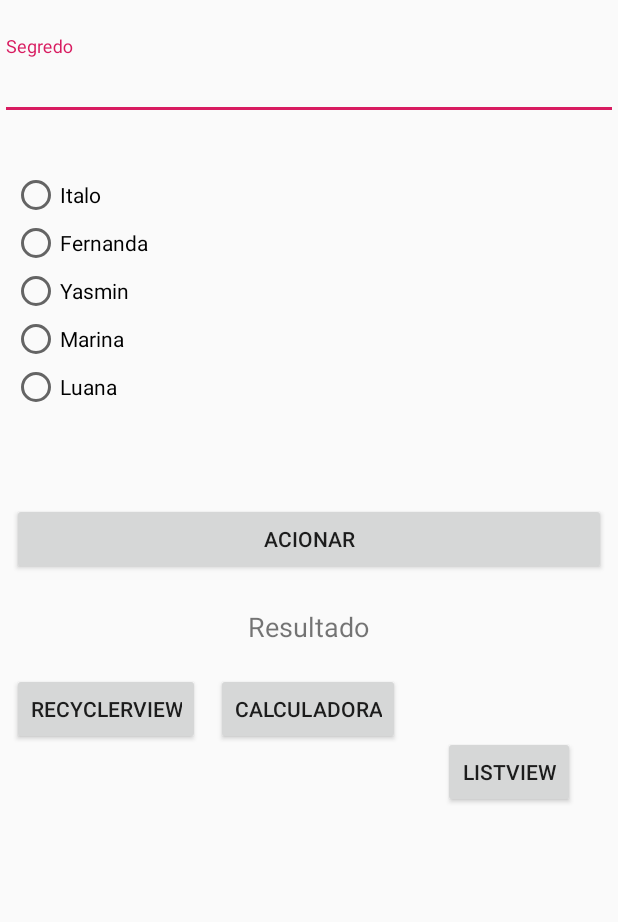
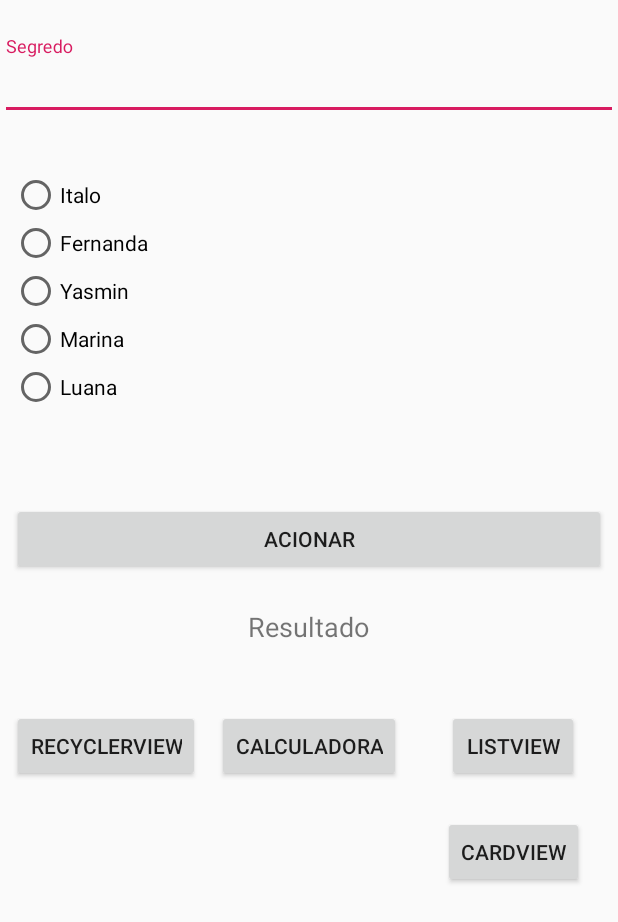
Before and after one commit to ravelinejunior/EstudosNovos, an Android app: the screen it shows after launch (MainActivity), on a phone screen of 412 x 824 dp. Shown: the top 922 px of the screen. Run offline under Robolectric (Android 15) with nearby library versions, the phone set to English and light mode, and no system bars.

Commit message:
Comaçando CardView

```diff
--- a/app/src/main/AndroidManifest.xml
+++ b/app/src/main/AndroidManifest.xml
@@ -1,6 +1,5 @@
 <?xml version="1.0" encoding="utf-8"?>
-<manifest
-    xmlns:android="http://schemas.android.com/apk/res/android"
+<manifest xmlns:android="http://schemas.android.com/apk/res/android"
     package="br.com.raveline.estudosnovos">
 
     <application
@@ -10,7 +9,8 @@
         android:roundIcon="@mipmap/ic_launcher_round"
         android:supportsRtl="true"
         android:theme="@style/AppTheme">
-        <activity android:name=".RecyclerViewActivity"/>
+        <activity android:name=".CardViewActivity"></activity>
+        <activity android:name=".RecyclerViewActivity" />
         <activity android:name=".ListViewAcitivity" />
         <activity android:name=".CalculadoraPorcentagem" />
         <activity android:name=".ProgressBarsActivity" />
--- a/app/src/main/java/br/com/raveline/estudosnovos/MainActivity.java
+++ b/app/src/main/java/br/com/raveline/estudosnovos/MainActivity.java
@@ -2,6 +2,7 @@ package br.com.raveline.estudosnovos;
 
 import androidx.appcompat.app.AlertDialog;
 import androidx.appcompat.app.AppCompatActivity;
+import androidx.cardview.widget.CardView;
 
 import android.content.DialogInterface;
 import android.content.Intent;
@@ -27,6 +28,7 @@ public class MainActivity extends AppCompatActivity {
     private Button calculadoraActbotao;
     private Button listViewButton;
     private Button recyclerViewButton;
+    private Button cardViewButton;
 
 
 
@@ -59,6 +61,14 @@ public class MainActivity extends AppCompatActivity {
             @Override
             public void onClick(View v) {
                 Intent i = new Intent(MainActivity.this,RecyclerViewActivity.class);
+                startActivity(i);
+            }
+        });
+
+        cardViewButton.setOnClickListener(new View.OnClickListener() {
+            @Override
+            public void onClick(View v) {
+                Intent i = new Intent(MainActivity.this, CardViewActivity.class);
                 startActivity(i);
             }
         });
@@ -143,5 +153,6 @@ public class MainActivity extends AppCompatActivity {
         listViewButton = findViewById(R.id.listView_button_id);
         resultado = findViewById(R.id.resultado_id);
         recyclerViewButton = findViewById(R.id.recyclerView_id_button);
+        cardViewButton = findViewById(R.id.cardView_id);
     }
 }
--- a/app/src/main/res/layout/activity_main.xml
+++ b/app/src/main/res/layout/activity_main.xml
@@ -118,10 +118,9 @@
         android:text="Calculadora"
         app:layout_constraintBottom_toBottomOf="parent"
         app:layout_constraintEnd_toEndOf="parent"
-        app:layout_constraintHorizontal_bias="0.498"
         app:layout_constraintStart_toStartOf="parent"
         app:layout_constraintTop_toBottomOf="@+id/resultado_id"
-        app:layout_constraintVertical_bias="0.053" />
+        app:layout_constraintVertical_bias="0.126" />
 
     <Button
         android:id="@+id/listView_button_id"
@@ -131,8 +130,10 @@
         android:text="ListView"
         app:layout_constraintBottom_toBottomOf="parent"
         app:layout_constraintEnd_toEndOf="parent"
+        app:layout_constraintHorizontal_bias="0.542"
         app:layout_constraintStart_toEndOf="@+id/calculador_id_activity"
-        app:layout_constraintTop_toTopOf="@+id/calculador_id_activity" />
+        app:layout_constraintTop_toTopOf="@+id/calculador_id_activity"
+        app:layout_constraintVertical_bias="0.0" />
 
     <Button
         android:id="@+id/recyclerView_id_button"
@@ -149,4 +150,15 @@
         app:layout_constraintStart_toStartOf="parent"
         app:layout_constraintTop_toTopOf="@+id/calculador_id_activity"
         app:layout_constraintVertical_bias="0.0" />
+
+    <Button
+        android:id="@+id/cardView_id"
+        android:layout_width="wrap_content"
+        android:layout_height="wrap_content"
+        android:text="CardView"
+        app:layout_constraintBottom_toBottomOf="parent"
+        app:layout_constraintEnd_toEndOf="@+id/listView_button_id"
+        app:layout_constraintStart_toStartOf="@+id/listView_button_id"
+        app:layout_constraintTop_toBottomOf="@+id/calculador_id_activity"
+        app:layout_constraintVertical_bias="0.088" />
 </androidx.constraintlayout.widget.ConstraintLayout>
```
Also changed, not shown: app/src/main/java/br/com/raveline/estudosnovos/CardViewActivity.java (added, +28 -0 lines), app/src/main/java/br/com/raveline/estudosnovos/adapter/AdapterCardViewRecycler.java (added, +36 -0 lines), app/src/main/res/layout/activity_card_view.xml (added, +23 -0 lines), app/src/main/res/layout/adapter_cardview.xml (added, +98 -0 lines).
